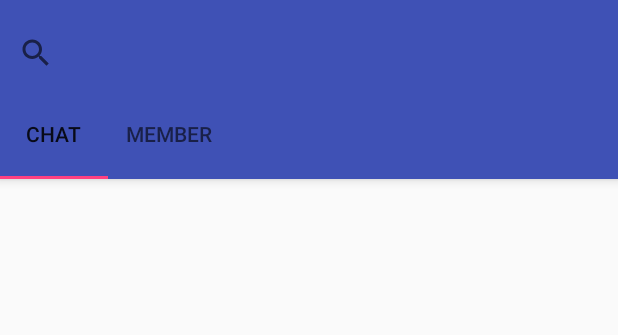
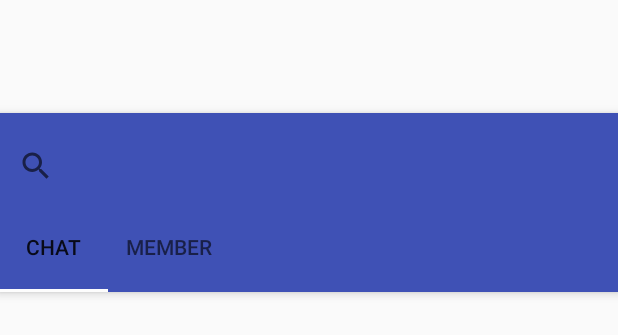
Before and after one commit to gihanrcg/Meetup_APP_MAD, an Android app: the layout fragment_message.xml on its own in the app's theme, with its tools: preview values and no code run, on a phone screen of 412 x 824 dp. Shown: the top 335 px of the screen. Run offline under Robolectric (Android 15) with nearby library versions, the phone set to English and light mode, and no system bars.

Commit message:
Message layout fixed

```diff
--- a/app/src/main/res/layout/fragment_message.xml
+++ b/app/src/main/res/layout/fragment_message.xml
@@ -1,6 +1,7 @@
 <?xml version="1.0" encoding="utf-8"?>
-<android.support.design.widget.CoordinatorLayout xmlns:android="http://schemas.android.com/apk/res/android"
+<android.support.constraint.ConstraintLayout xmlns:android="http://schemas.android.com/apk/res/android"
     xmlns:app="http://schemas.android.com/apk/res-auto"
+    xmlns:tools="http://schemas.android.com/tools"
     android:layout_width="match_parent"
     android:layout_height="match_parent">
 
@@ -8,8 +9,14 @@
         android:id="@+id/appbar"
         android:layout_width="match_parent"
         android:layout_height="wrap_content"
-        app:layout_anchor="@+id/appbar"
-        app:layout_anchorGravity="top|center">
+
+        android:layout_marginBottom="8dp"
+        android:layout_marginTop="8dp"
+        app:layout_anchorGravity="top|center"
+        app:layout_constraintBottom_toBottomOf="parent"
+        app:layout_constraintEnd_toEndOf="parent"
+        app:layout_constraintTop_toTopOf="parent"
+        app:layout_constraintVertical_bias="0.098">
 
         <android.support.v7.widget.Toolbar
             android:layout_width="match_parent"
@@ -24,6 +31,7 @@
             android:id="@+id/tabs"
             android:layout_width="match_parent"
             android:layout_height="60dp"
+            app:tabIndicatorColor="@color/colorAccent"
             app:tabMode="scrollable">
 
             <android.support.design.widget.TabItem
@@ -39,16 +47,4 @@
 
     </android.support.design.widget.AppBarLayout>
 
-    <android.support.v4.widget.NestedScrollView
-        android:layout_width="match_parent"
-        android:layout_height="479dp"
-        app:layout_behavior="android.support.design.widget.AppBarLayout$ScrollingViewBehavior">
-
-        <RelativeLayout
-            android:layout_width="match_parent"
-            android:layout_height="match_parent">
-
-
-        </RelativeLayout>
-    </android.support.v4.widget.NestedScrollView>
-</android.support.design.widget.CoordinatorLayout>
+</android.support.constraint.ConstraintLayout>
--- a/app/src/main/res/values/colors.xml
+++ b/app/src/main/res/values/colors.xml
@@ -1,6 +1,6 @@
 <?xml version="1.0" encoding="utf-8"?>
 <resources>
-    <color name="colorPrimary">#3F51B5</color>
+    <color name="colorPrimary">#3f51b5</color>
     <color name="colorPrimaryDark">#303f9f</color>
-    <color name="colorAccent">#FF4081</color>
+    <color name="colorAccent">#fdfdfd</color>
 </resources>
```
Also changed, not shown: app/src/main/res/layout/fragment_notification.xml (+11 -16 lines).
